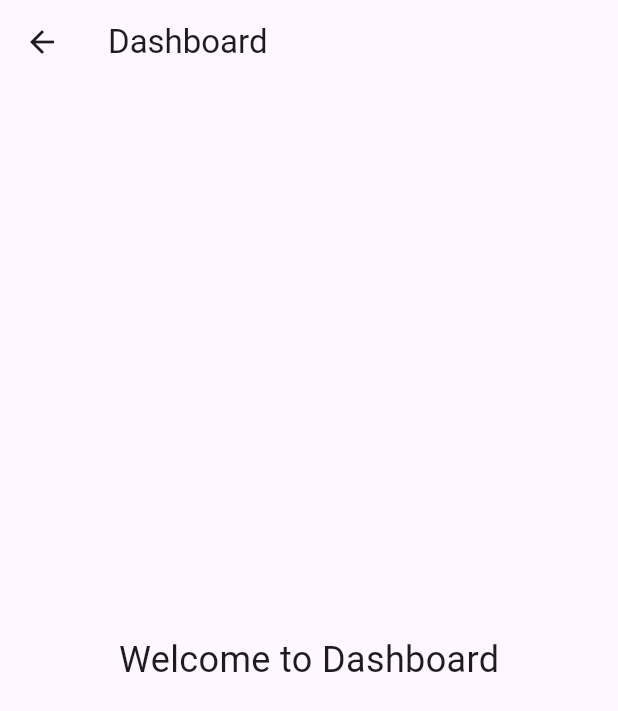
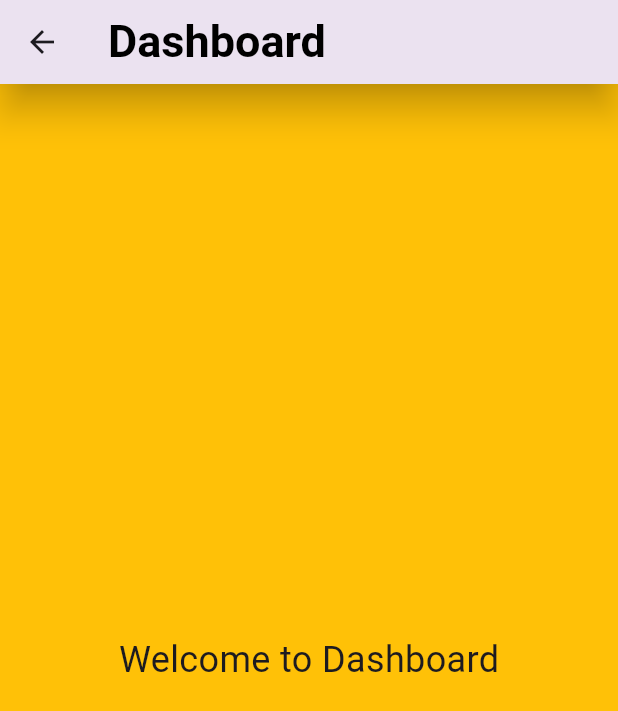
Before and after one commit to isholaisaiahtaiwo2022-prog/Navigating-and-Routing, a Flutter app: the screen it shows after launch, after a tap on "Login", on a phone screen of 412 x 824 dp. Shown: the top 711 px of the screen. Run offline on Flutter 3.47's test engine with Material 3 defaults, Android fonts, the phone set to English and light mode, and no system bars.

Commit message:
Second Commit

```diff
--- a/routingandnavigation/lib/dashboard_screen.dart
+++ b/routingandnavigation/lib/dashboard_screen.dart
@@ -6,7 +6,15 @@ class DashboardScreen extends StatelessWidget {
   @override
   Widget build(BuildContext context) {
     return Scaffold(
-      appBar: AppBar(title: const Text("Dashboard")),
+      backgroundColor: Colors.amber,
+      appBar: AppBar(title: const Text("Dashboard",
+      style: TextStyle(color: Colors.black, fontSize: 30, fontWeight: FontWeight.bold),),
+       elevation: 10,
+       shadowColor: Colors.black,
+
+      ),
+
+
       body: const Center(
         child: Text("Welcome to Dashboard", style: TextStyle(fontSize: 24)),
       ),
--- a/routingandnavigation/lib/login.dart
+++ b/routingandnavigation/lib/login.dart
@@ -7,8 +7,15 @@ class LoginScreen extends StatelessWidget {
   @override
   Widget build(BuildContext context) {
     return Scaffold(
+      backgroundColor: Colors.amber,
       appBar: AppBar(
-        title: const Text("Login"),
+        shadowColor: Colors.black,
+        elevation: 10,
+        title: const Text("Login",
+        style:TextStyle(color: Colors.white,
+        fontSize: 30,fontWeight: FontWeight.bold),),
+
+        centerTitle: true,
       ),
       body: Center(
         child: ElevatedButton(
```
